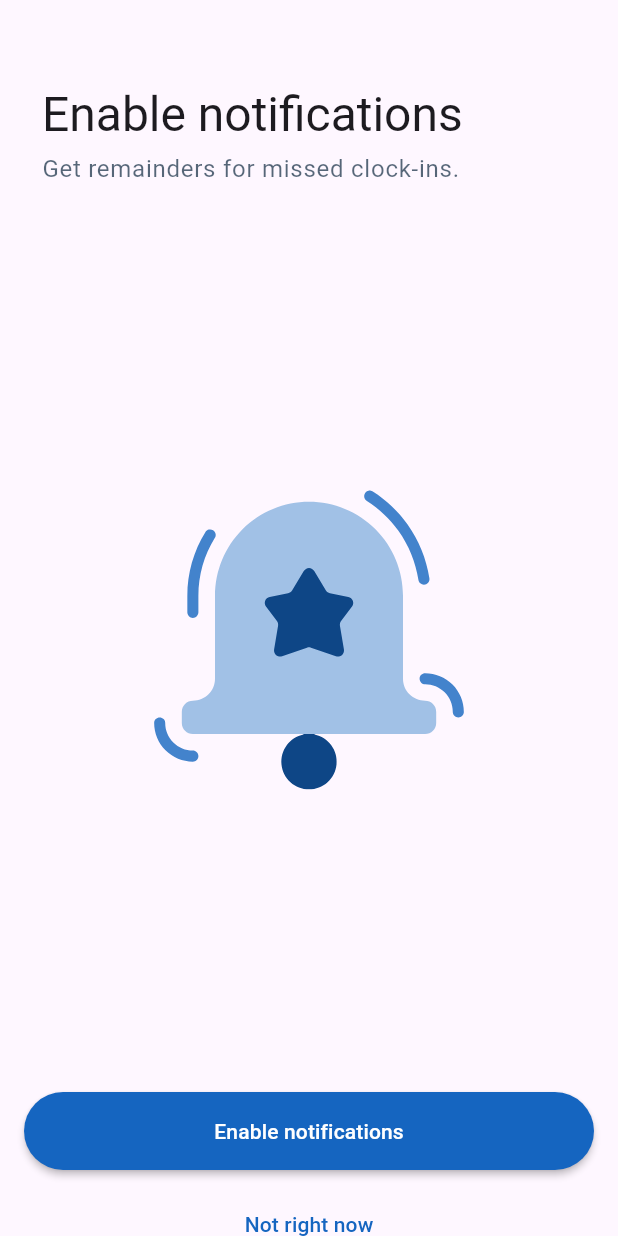
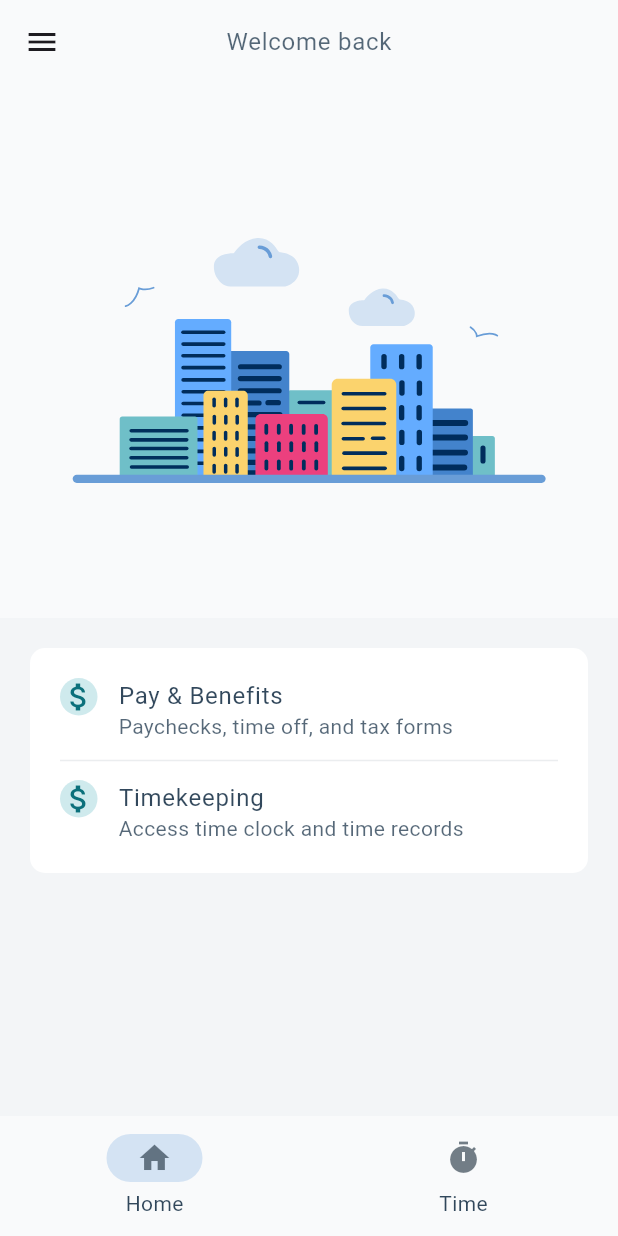
Before and after one commit to jimibilibob/flutter-codelabs, a Flutter app: the screen it shows after launch, on a phone screen of 412 x 824 dp. Run offline on Flutter 3.47's test engine with Material 3 defaults, Android fonts, the light colour scheme and no system bars; our stand-ins replace flutter_svg, google_fonts, material_color_utilities.

Commit message:
Dashboard/Home screen design.

```diff
--- /dev/null
+++ b/lib/features/dashboard_screen.dart/dashboard_screen.dart
@@ -0,0 +1,78 @@
+import 'package:educa_mobile_padres/features/home/home_screen.dart';
+import 'package:educa_mobile_padres/shared/theme/app_colors.dart';
+import 'package:flutter/material.dart';
+import 'package:flutter_svg/flutter_svg.dart';
+import 'package:google_fonts/google_fonts.dart';
+
+class DashboardScreen extends StatefulWidget {
+  @override
+  State<DashboardScreen> createState() => _DashboardScreenState();
+}
+
+class _DashboardScreenState extends State<DashboardScreen> {
+  var selectedIndex = 0;
+
+  @override
+  Widget build(BuildContext context) {
+    final textTheme = Theme.of(context).textTheme;
+    final mediaQuery = MediaQuery.of(context);
+    final landScapeScreenHeight = mediaQuery.size.height -
+      (mediaQuery.padding.top * 2 + mediaQuery.padding.bottom + kToolbarHeight * 2);
+    final usableScreenHeight = mediaQuery.size.height >= 500.0
+      ? landScapeScreenHeight : 500.0;
+
+    return Scaffold(
+      appBar: AppBar(
+        backgroundColor: AppColors.appBarBackgroundLight,
+        title: Text(
+          'Welcome back',
+          style: GoogleFonts.roboto(
+            textStyle: textTheme.bodyLarge!.copyWith(
+              color: AppColors.textSecondaryLight,
+            )
+          ),
+        ),
+        centerTitle: true,
+      ),
+      backgroundColor: AppColors.screenBackgroundColorLight,
+      drawer: Drawer(),
+      body: [
+        HomeScreen(usableScreenHeight: usableScreenHeight),
+        Text('Timekeeping Screen')
+      ][selectedIndex],
+      bottomNavigationBar: NavigationBar(
+        selectedIndex: selectedIndex,
+        labelTextStyle: WidgetStatePropertyAll(GoogleFonts.roboto(
+          textStyle: TextStyle(
+            color: AppColors.textPrimaryLight
+          )
+        )),
+        backgroundColor: AppColors.appBarBackgroundLight,
+        indicatorColor: AppColors.secondaryMainLight,
+        overlayColor: WidgetStateMapper(
+          {WidgetState.pressed: AppColors.secondaryMainLight},
+        ),
+        onDestinationSelected: (value) {
+          setState(() {
+            selectedIndex = value;
+          });
+        },
+        destinations: [
+          NavigationDestination(
+            icon: Icon(
+              Icons.home,
+              color: AppColors.actionActiveLight,),
+            label: 'Home',
+          ),
+          NavigationDestination(
+            icon: Icon(
+              Icons.timer,
+              color: AppColors.actionActiveLight,
+            ),
+            label: 'Time'
+          )
+        ],
+      ),
+    );
+  }
+}
--- /dev/null
+++ b/lib/features/home/home_screen.dart
@@ -0,0 +1,163 @@
+import 'package:educa_mobile_padres/shared/theme/app_colors.dart';
+import 'package:flutter/material.dart';
+import 'package:flutter_svg/svg.dart';
+import 'package:google_fonts/google_fonts.dart';
+
+class HomeScreen extends StatelessWidget {
+  const HomeScreen({
+    super.key,
+    required this.usableScreenHeight,
+  });
+
+  final double usableScreenHeight;
+
+  @override
+  Widget build(BuildContext context) {
+    return SingleChildScrollView(
+      child: SizedBox(
+        height: usableScreenHeight,
+        child: Column(
+          mainAxisAlignment: MainAxisAlignment.start,
+          crossAxisAlignment: CrossAxisAlignment.center,
+          children: [
+            HomeBodyTop(usableScreenHeight: usableScreenHeight),
+            HomeBodyBottom()
+          ],
+        ),
+      ),
+    );
+  }
+}
+
+class HomeBodyBottom extends StatelessWidget {
+  const HomeBodyBottom({
+    super.key,
+  });
+
+  @override
+  Widget build(BuildContext context) {
+    return Expanded(child:
+      Padding(
+        padding: EdgeInsetsGeometry.all(20),
+        child: Column(
+          children: [
+            Column(
+              children: [
+                Container(
+                  decoration: BoxDecoration(
+                    color: Colors.white,
+                    borderRadius: BorderRadius.circular(10)
+                  ),
+                  child: Padding(
+                    padding: const EdgeInsets.all(20.0),
+                    child: Column(
+                      mainAxisAlignment: MainAxisAlignment.start,
+                      crossAxisAlignment: CrossAxisAlignment.center,
+                      children: [
+                        _HomeScreenItem(
+                          title: 'Pay & Benefits',
+                          description: 'Paychecks, time off, and tax forms',
+                        ),
+                        Padding(
+                          padding: const EdgeInsets.symmetric(vertical: 5.0),
+                          child: Divider(thickness: 1, color: AppColors.slateBlueGray50,),
+                        ),
+                        _HomeScreenItem(
+                          title: 'Timekeeping',
+                          description: 'Access time clock and time records',
+                        ),
+                      ],
+                    ),
+                  ),
+                ),
+              ],
+            ),
+          ],
+        ),
+      )
+    );
+  }
+}
+
+class HomeBodyTop extends StatelessWidget {
+  const HomeBodyTop({
+    super.key,
+    required this.usableScreenHeight,
+  });
+
+  final double usableScreenHeight;
+
+  @override
+  Widget build(BuildContext context) {
+    return SizedBox(
+      child: Container(
+        height: usableScreenHeight/2,
+        width: double.infinity,
+        color: AppColors.appBarBackgroundLight,
+        child: Padding(
+          padding: const EdgeInsets.all(48.0),
+          child: SvgPicture.asset(
+            'assets/images/ic_cover_placeholder.svg',
+            fit: BoxFit.contain,
+          ),
+        ),
+      )
+    );
+  }
+}
+
+class _HomeScreenItem extends StatelessWidget {
+  const _HomeScreenItem({
+    super.key,
+    required this.title,
+    required this.description,
+  });
+
+  final String title;
+  final String description;
+
+  @override
+  Widget build(BuildContext context) {
+    final textTheme = Theme.of(context).textTheme;
+
+    return Row(
+      crossAxisAlignment: CrossAxisAlignment.start,
+      spacing: 14,
+      children: [
+        Container(
+          width: 25,
+          height: 25,
+          decoration: BoxDecoration(
+            color: AppColors.seafoamTeal100,
+            shape: BoxShape.circle
+          ),
+          child: Icon(
+            Icons.attach_money,
+            color: AppColors.seafoamDark,
+          )
+        ),
+        Column(
+          mainAxisAlignment: MainAxisAlignment.center,
+          crossAxisAlignment: CrossAxisAlignment.start,
+          spacing: 0,
+          children: [
+            Text(title, style: GoogleFonts.roboto(
+              textStyle: textTheme.bodyLarge!.copyWith(
+                color: AppColors.textPrimaryLight,
+                fontWeight: FontWeight.w400,
+                height: 1.4
+              )
+            ),),
+            Text(description, style: GoogleFonts.roboto(
+              textStyle: textTheme.bodyMedium!.copyWith(
+                color: AppColors.textSecondaryLight,
+                fontWeight: FontWeight.w400,
+                height: 1.4
+              )
+            ),),
+          ],
+        )
+      ],
+    );
+  }
+}
--- a/lib/main.dart
+++ b/lib/main.dart
@@ -1,4 +1,5 @@
 import 'package:educa_mobile_padres/features/biometric/biometric_screen.dart';
+import 'package:educa_mobile_padres/features/dashboard_screen.dart/dashboard_screen.dart';
 import 'package:educa_mobile_padres/features/login/login_screen.dart';
 import 'package:educa_mobile_padres/features/notification/enable_notification_screen.dart';
 import 'package:educa_mobile_padres/features/tenant/tenant_screen.dart';
@@ -16,7 +17,7 @@ class DocumentApp extends StatelessWidget {
     return MaterialApp(
       debugShowCheckedModeBanner: false,
       theme: ThemeData(),
-      home: EnableNotificationScreen(),
+      home: DashboardScreen(),
     );
   }
 }
--- a/lib/shared/theme/app_colors.dart
+++ b/lib/shared/theme/app_colors.dart
@@ -56,6 +56,18 @@ class AppColors {
   static const Color sunnyYellow800 = Color(0xFF89660F);
   static const Color sunnyYellow900 = Color(0xFF453408);
 
+  // Lobster Red
+  static const Color lobsterRed50 = Color(0xFFFBECE9);
+  static const Color lobsterRed100 = Color(0xFFF7DAD5);
+  static const Color lobsterRed200 = Color(0xFFECA598);
+  static const Color lobsterRed300 = Color(0xFFE58270);
+  static const Color lobsterRed400 = Color(0xFFF1674F);
+  static const Color lobsterRed500 = Color(0xFFD63B1F);
+  static const Color lobsterRed600 = Color(0xFFA62E18);
+  static const Color lobsterRed700 = Color(0xFF892614);
+  static const Color lobsterRed800 = Color(0xFF621B0E);
+  static const Color lobsterRed900 = Color(0xFF3C1009);
+
   // Cloud Gray
   static const Color cloudGray50 = Color(0xFFFFFFFF);
   static const Color cloudGray100 = Color(0xFFF9FAFB);
@@ -78,6 +90,18 @@ class AppColors {
   static const Color slateBlueGray800 = Color(0xFF273E53);
   static const Color slateBlueGray900 = Color(0xFF0E283F);
   static const Color slateBlueGrayA700 = Color(0xFF091B2A);
+
+  // Seafoam Teal
+  static const Color seafoamTeal50 = Color(0xFFE7F5F6);
+  static const Color seafoamTeal100 = Color(0xFFCFEAED);
+  static const Color seafoamTeal200 = Color(0xFFB8E0E4);
+  static const Color seafoamTeal300 = Color(0xFF9FD5DB);
+  static const Color seafoamTealA400 = Color(0xFF6FBFC8);
+  static const Color seafoamTealA500 = Color(0xFF53B3BE);
+  static const Color seafoamTealA600 = Color(0xFF0F95A4);
+  static const Color seafoamTealA700 = Color(0xFF0B707B);
+  static const Color seafoamTealA800 = Color(0xFF074A52);
+  static const Color seafoamTealA900 = Color(0xFF042529);
 
   // Divider
   static const Color dividerLight = slateBlueGray100;
@@ -113,10 +137,31 @@ class AppColors {
   static const Color secondaryContrastLight = oceanBlue50;
   static const Color secondaryContrastDark = oceanBlue800;
 
+  // Action
+  static final Color actionActiveLight = slateBlueGrayA700.withValues(alpha: 0.56);
+  static final Color actionActiveDark = slateBlueGray50.withValues(alpha: 0.56);
+  static final Color actionHoverLight = slateBlueGrayA700.withValues(alpha: 0.04);
+  static final Color actionHoverDark = slateBlueGrayA700.withValues(alpha: 0.04);
+  static final Color actionSelectedLight = slateBlueGrayA700.withValues(alpha: 0.08);
+  static final Color actionSelectedDark = slateBlueGrayA700.withValues(alpha: 0.08);
+  static final Color actionDisableBackgroundLight = slateBlueGrayA700.withValues(alpha: 0.12);
+  static final Color actionDisableBackgroundDark = slateBlueGrayA700.withValues(alpha: 0.12);
+  static final Color actionFocusLight = slateBlueGrayA700.withValues(alpha: 0.12);
+  static final Color actionFocusDark = slateBlueGrayA700.withValues(alpha: 0.12);
+  static final Color actionDisabledLight = slateBlueGrayA700.withValues(alpha: 0.38);
+  static final Color actionDisabledDark = slateBlueGrayA700.withValues(alpha: 0.38);
+
   // Outlined Button
   static final Color outlinedBorderColorLight = slateBlueGrayA700.withValues(alpha: 0.56);
+
+  // Screens
+  static const screenBackgroundColorLight = cloudGray200;
 
   // App Bar
   static const Color appBarDefaultFillLight = Color(0xFFF5F5F5);
   static const Color appBarDefaultFillDark = Color(0xFFF5F5F5);
+  static const Color appBarBackgroundLight = cloudGray100;
+
+  // Color Set
+  static const Color seafoamDark = seafoamTealA700;
 }
```
Also changed, not shown: assets/images/ic_cover_placeholder.svg (added), assets/images/ic_pay_benefits.svg (added), assets/images/ic_timekeeping.svg (added).
